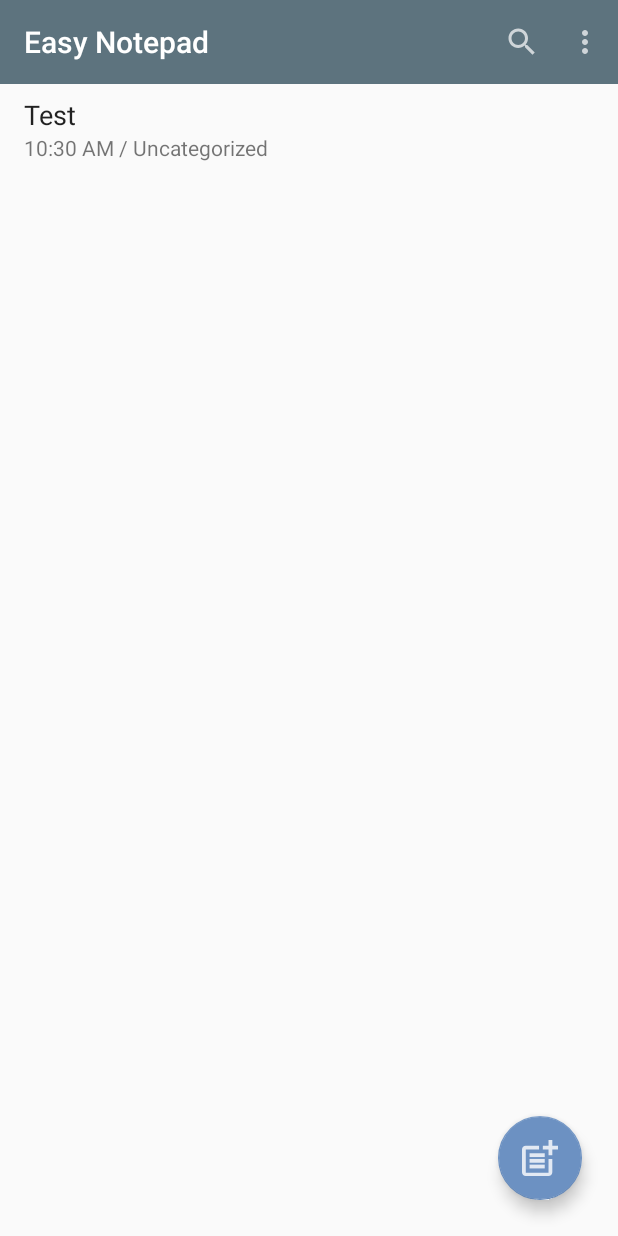
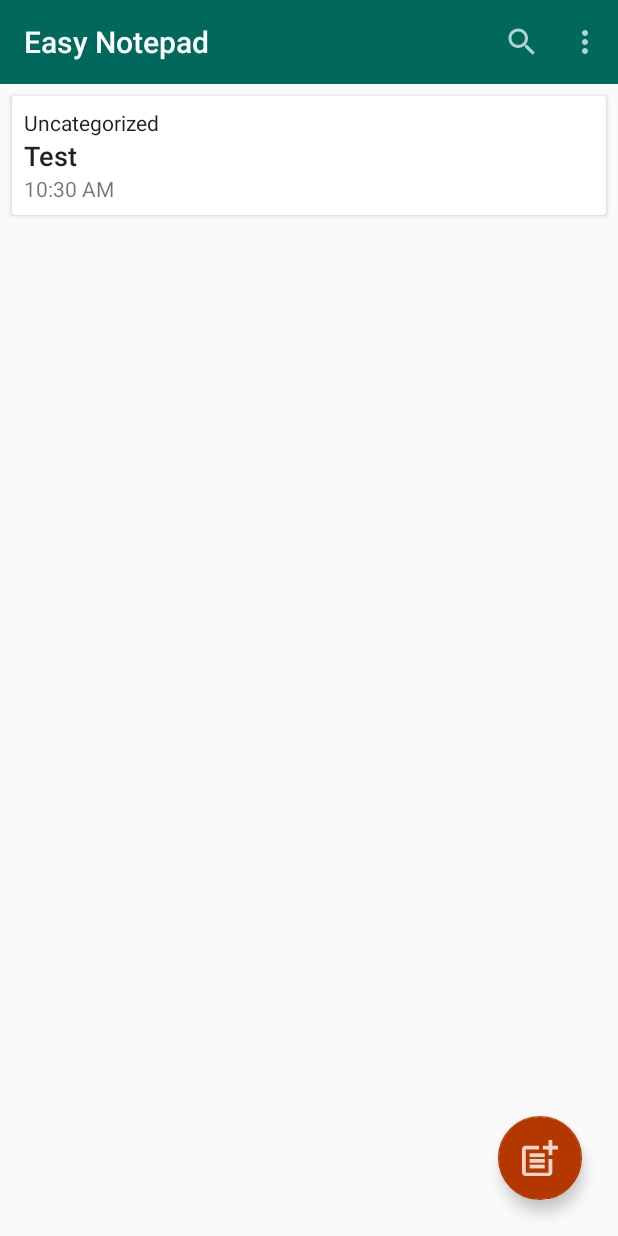
Before and after one commit to jcerdenia/EasyNotepad, an Android app: the screen it shows after launch (MainActivity), after a tap on an icon or button, on a phone screen of 412 x 824 dp. Run offline under Robolectric (Android 15) with nearby library versions, the phone set to English and light mode, and no system bars; our stand-ins replace Room's generated code.

Commit message:
Add CardViews to note list items

```diff
--- a/app/src/main/java/com/joshuacerdenia/android/easynotepad/view/adapter/NoteAdapter.kt
+++ b/app/src/main/java/com/joshuacerdenia/android/easynotepad/view/adapter/NoteAdapter.kt
@@ -5,12 +5,12 @@ import android.view.LayoutInflater
 import android.view.View
 import android.view.ViewGroup
 import android.widget.CheckBox
-import android.widget.TextView
 import androidx.recyclerview.widget.DiffUtil
 import androidx.recyclerview.widget.ListAdapter
 import androidx.recyclerview.widget.RecyclerView
 import com.joshuacerdenia.android.easynotepad.R
 import com.joshuacerdenia.android.easynotepad.data.model.NoteMinimal
+import com.joshuacerdenia.android.easynotepad.databinding.ListItemNoteBinding
 import com.joshuacerdenia.android.easynotepad.extension.setVisibility
 import java.text.DateFormat
 import java.util.*
@@ -43,24 +43,21 @@ class NoteAdapter(
     }
 
     override fun onCreateViewHolder(parent: ViewGroup, viewType: Int): NoteHolder {
-        val view = LayoutInflater
-            .from(parent.context)
-            .inflate(R.layout.list_item_note, parent, false)
-        return NoteHolder(view)
+        val inflater = LayoutInflater.from(parent.context)
+        val binding = ListItemNoteBinding.inflate(inflater, parent, false)
+        return NoteHolder(binding)
     }
 
     override fun onBindViewHolder(holder: NoteHolder, position: Int) {
         holder.bind(getItem(position))
     }
 
-    inner class NoteHolder(view: View) : RecyclerView.ViewHolder(view),
-        View.OnClickListener, View.OnLongClickListener {
+    inner class NoteHolder(private val binding: ListItemNoteBinding) :
+        RecyclerView.ViewHolder(binding.root),
+        View.OnClickListener,
+        View.OnLongClickListener {
 
         private lateinit var noteID: UUID
-
-        private val titleTextView: TextView = itemView.findViewById(R.id.note_title)
-        private val infoTextView: TextView = itemView.findViewById(R.id.note_info)
-        private val editCheckBox: CheckBox = itemView.findViewById(R.id.edit_checkbox)
 
         init {
             itemView.setOnClickListener(this)
@@ -69,9 +66,22 @@ class NoteAdapter(
 
         fun bind(note: NoteMinimal) {
             noteID = note.id
-            titleTextView.text = note.title
+            binding.titleTextView.text = note.title
+            binding.categoryTextView.text = note.category.run {
+                if (this.isNotEmpty()) this else context.getString(R.string.no_category)
+            }
 
-            editCheckBox.apply {
+            binding.dateTimeTextView.text = note.lastModified.run {
+                val dateNow = DateFormat.getDateInstance().format(Date())
+                val dateModified = DateFormat.getDateInstance().format(this)
+                if (dateNow == dateModified) {
+                    DateFormat.getTimeInstance(DateFormat.SHORT).format(this)
+                } else {
+                    DateFormat.getDateInstance(DateFormat.MEDIUM).format(this)
+                }
+            }
+
+            binding.editCheckBox.apply {
                 setVisibility(shouldShowCheckBoxes)
                 isChecked = selectedItems.contains(note.id)
                 checkBoxes.add(this)
@@ -79,24 +89,6 @@ class NoteAdapter(
                     listener.onNoteCheckBoxClicked(note.id, this.isChecked)
                 }
             }
-
-            val categoryShown = if (note.category == "") {
-                context.getString(R.string.no_category)
-            } else {
-                note.category
-            }
-
-            val dateShown =
-                if (
-                    DateFormat.getDateInstance().format(Date()) ==
-                    DateFormat.getDateInstance().format(note.lastModified)
-                ) {
-                    DateFormat.getTimeInstance(DateFormat.SHORT).format(note.lastModified)
-                } else {
-                    DateFormat.getDateInstance(DateFormat.MEDIUM).format(note.lastModified)
-                }
-
-            infoTextView.text = context.getString(R.string.note_list_info, dateShown, categoryShown)
         }
 
         override fun onClick(v: View) {
--- a/app/src/main/java/com/joshuacerdenia/android/easynotepad/view/fragment/NoteListFragment.kt
+++ b/app/src/main/java/com/joshuacerdenia/android/easynotepad/view/fragment/NoteListFragment.kt
@@ -2,7 +2,6 @@ package com.joshuacerdenia.android.easynotepad.view.fragment
 
 import android.content.Context
 import android.os.Bundle
-import android.util.Log
 import android.view.*
 import android.widget.CheckBox
 import androidx.appcompat.widget.SearchView
@@ -75,7 +74,6 @@ class NoteListFragment : Fragment(), NoteAdapter.EventListener {
         })
 
         viewModel.selectedNoteIDsLive.observe(viewLifecycleOwner, { noteIDs ->
-            Log.d(TAG, "Selected items: ${noteIDs.size}")
             adapter.selectedItems = noteIDs
             if (noteIDs.size < adapter.currentList.size) {
                 binding.selectAllCheckbox.isChecked = false
@@ -108,7 +106,7 @@ class NoteListFragment : Fragment(), NoteAdapter.EventListener {
         binding.fab.setVisibility(!isManaging)
         binding.toolbar.title = if (!isManaging) getString(R.string.app_name) else null
         updateMenuItems(binding.toolbar.menu, isManaging)
-        if (!isManaging) viewModel.clearSelectedItems()
+        if (!isManaging) adapter.toggleCheckBoxes(false)
     }
 
     private fun updateMenuItems(menu: Menu, isManaging: Boolean) {
@@ -148,12 +146,13 @@ class NoteListFragment : Fragment(), NoteAdapter.EventListener {
                 true
             }
             R.id.menu_item_sort -> {
-                NoteListSorterFragment.newInstance("CHANGE LATER")
+                NoteListSorterFragment
+                    .newInstance("CHANGE LATER")
                     .show(parentFragmentManager, "sort")
                 true
             }
             R.id.menu_item_delete -> {
-                // TODO
+                viewModel.deleteSelectedItems()
                 true
             }
             else -> super.onOptionsItemSelected(item)
--- a/app/src/main/java/com/joshuacerdenia/android/easynotepad/viewmodel/NoteListViewModel.kt
+++ b/app/src/main/java/com/joshuacerdenia/android/easynotepad/viewmodel/NoteListViewModel.kt
@@ -30,6 +30,7 @@ class NoteListViewModel : ViewModel() {
 
     fun setIsManaging(isManaging: Boolean) {
         _isManagingLive.value = isManaging
+        if (!isManaging) clearSelectedItems()
     }
 
     fun isManaging(): Boolean {
@@ -40,8 +41,8 @@ class NoteListViewModel : ViewModel() {
         repo.addNote(note)
     }
 
-    fun deleteNotesByID(ids: List<UUID>) {
-        repo.deleteNotesByID(ids)
+    fun deleteSelectedItems() {
+        repo.deleteNotesByID(selectedNoteIDs.toList())
     }
 
     fun replaceSelectedItems(noteIDs: List<UUID>) {
--- a/app/src/main/res/layout/list_item_note.xml
+++ b/app/src/main/res/layout/list_item_note.xml
@@ -1,46 +1,62 @@
 <?xml version="1.0" encoding="utf-8"?>
-<androidx.constraintlayout.widget.ConstraintLayout
+<androidx.cardview.widget.CardView
     xmlns:android="http://schemas.android.com/apk/res/android"
     xmlns:app="http://schemas.android.com/apk/res-auto"
     xmlns:tools="http://schemas.android.com/tools"
+    android:layout_margin="8dp"
+    android:layout_width="match_parent"
+    android:layout_height="wrap_content">
+
+    <androidx.constraintlayout.widget.ConstraintLayout
+        android:id="@+id/container"
         android:layout_width="match_parent"
         android:layout_height="wrap_content"
         android:animateLayoutChanges="true"
-    android:layout_marginStart="16dp"
-    android:layout_marginEnd="16dp"
-    android:paddingTop="8dp"
-    android:paddingBottom="8dp">
+        android:layout_marginHorizontal="8dp"
+        android:paddingVertical="8dp">
 
         <TextView
-        android:id="@+id/note_title"
+            android:id="@+id/category_text_view"
             android:layout_width="0dp"
             android:layout_height="wrap_content"
-        android:textAppearance="@style/TextAppearance.AppCompat.Large"
+            android:textAppearance="@style/TextAppearance.AppCompat.Body1"
+            app:layout_constraintEnd_toEndOf="parent"
+            app:layout_constraintStart_toStartOf="@+id/title_text_view"
+            app:layout_constraintTop_toTopOf="parent"
+            tools:text="Category" />
+
+        <TextView
+            android:id="@+id/title_text_view"
+            android:layout_width="0dp"
+            android:layout_height="wrap_content"
+            android:textAppearance="@style/TextAppearance.MaterialComponents.Headline6"
             android:textSize="18sp"
             app:layout_constraintEnd_toEndOf="parent"
-        app:layout_constraintStart_toEndOf="@+id/edit_checkbox"
-        app:layout_constraintTop_toTopOf="parent"
+            app:layout_constraintStart_toEndOf="@+id/edit_check_box"
+            app:layout_constraintTop_toBottomOf="@+id/category_text_view"
             tools:text="Title" />
 
         <TextView
-        android:id="@+id/note_info"
+            android:id="@+id/date_time_text_view"
             android:layout_width="0dp"
             android:layout_height="wrap_content"
             android:maxLength="60"
             app:layout_constraintEnd_toEndOf="parent"
-        app:layout_constraintStart_toEndOf="@+id/edit_checkbox"
-        app:layout_constraintTop_toBottomOf="@+id/note_title"
-        tools:text="Info" />
+            app:layout_constraintStart_toEndOf="@+id/edit_check_box"
+            app:layout_constraintTop_toBottomOf="@+id/title_text_view"
+            tools:text="Date Time" />
 
         <CheckBox
-        android:id="@+id/edit_checkbox"
-        android:layout_width="wrap_content"
-        android:layout_height="wrap_content"
+            android:id="@+id/edit_check_box"
+            android:layout_width="30dp"
+            android:layout_height="34dp"
             android:minWidth="0dp"
             android:minHeight="0dp"
             android:visibility="gone"
-        tools:visibility="visible"
+            app:layout_constraintBottom_toBottomOf="parent"
             app:layout_constraintStart_toStartOf="parent"
-        app:layout_constraintTop_toTopOf="parent" />
+            app:layout_constraintTop_toTopOf="parent"
+            tools:visibility="visible" />
 
     </androidx.constraintlayout.widget.ConstraintLayout>
+</androidx.cardview.widget.CardView>
--- a/app/src/main/res/values/colors.xml
+++ b/app/src/main/res/values/colors.xml
@@ -1,6 +1,7 @@
 <?xml version="1.0" encoding="utf-8"?>
 <resources>
-    <color name="colorPrimary">#5D737E</color>
-    <color name="colorPrimaryDark">#3D5467</color>
-    <color name="colorAccent">#6C91C2</color>
+    <color name="colorPrimary">#00695c</color>
+    <color name="colorPrimaryDark">#003d33</color>
+    <color name="colorPrimaryLight">#439889</color>
+    <color name="colorAccent">#B53700</color>
 </resources>
```
Lines whose indentation alone changed are shown as unchanged.
